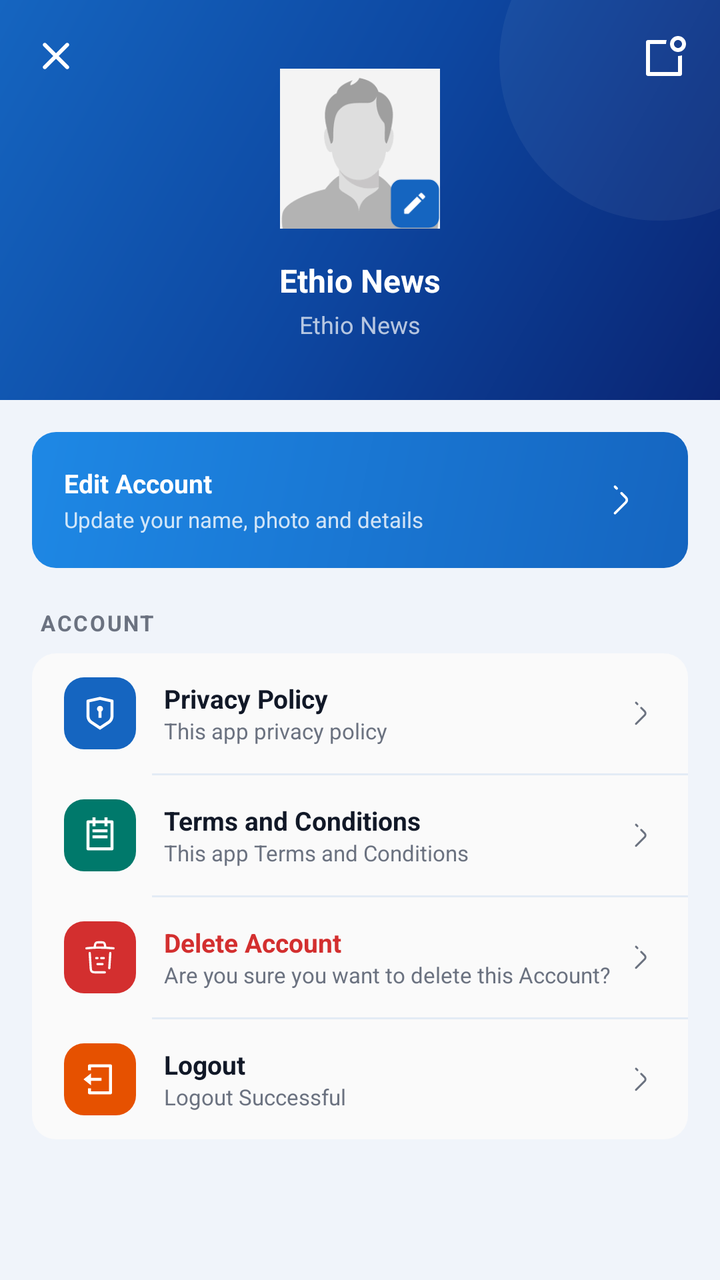
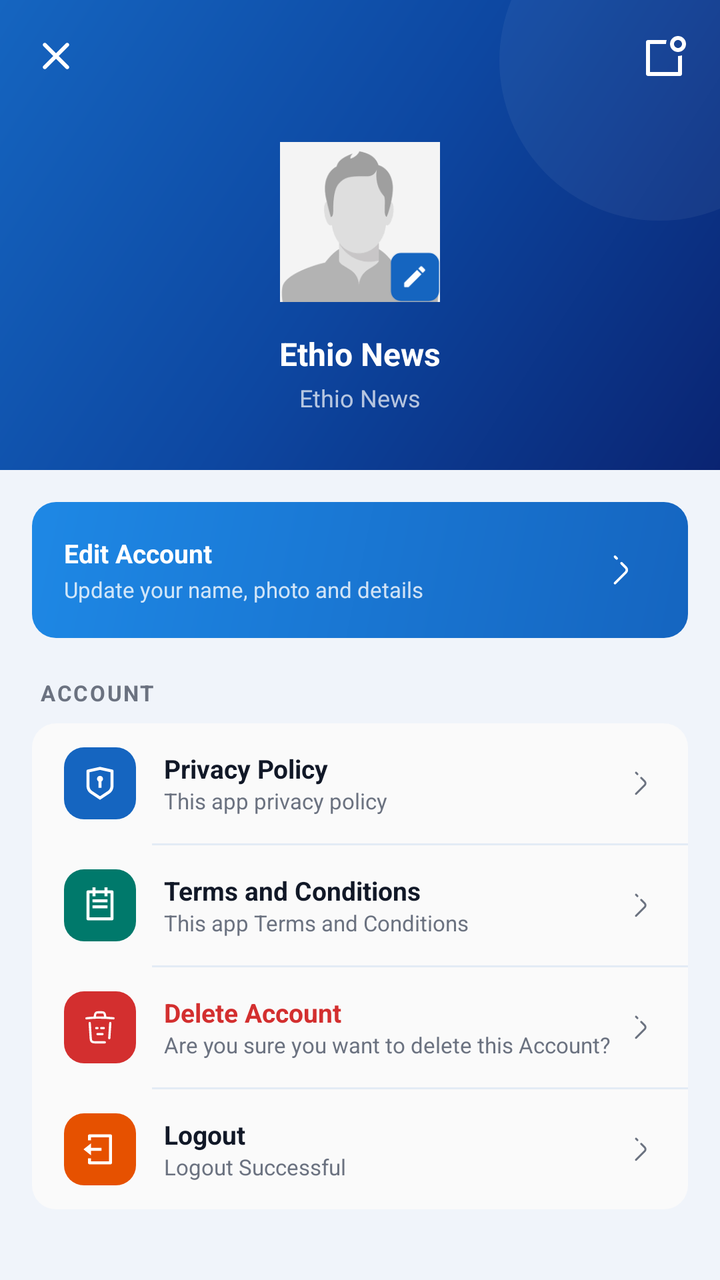

Screens rendered from an Android XML layout before and after an edit, with the pre-edit source and the edit as a unified diff.
<!-- AndroidManifest.xml: application theme AppTheme -->
<!-- res/layout/activity_profile.xml -->
<?xml version="1.0" encoding="utf-8"?>
<RelativeLayout xmlns:android="http://schemas.android.com/apk/res/android"
    xmlns:app="http://schemas.android.com/apk/res-auto"
    xmlns:tools="http://schemas.android.com/tools"
    android:fitsSystemWindows="true"
    android:layout_width="match_parent"
    android:layout_height="match_parent"
    android:background="?ns_bg_sub"
    tools:context=".activity.ProfileActivity">

    
    <RelativeLayout
        android:id="@+id/rl_hero"
        android:layout_width="match_parent"
        android:layout_height="@dimen/_200sdp"
        android:background="@drawable/bg_splash_full">

        
        <com.google.android.material.appbar.MaterialToolbar
            android:id="@+id/toolbar"
            android:layout_width="match_parent"
            android:layout_height="?attr/actionBarSize"
            android:background="@android:color/transparent"
            app:navigationIcon="@drawable/ic_close"
            app:navigationIconTint="@color/white"
            app:titleTextColor="@color/white" />

        
        <View
            android:layout_width="@dimen/_160sdp"
            android:layout_height="@dimen/_160sdp"
            android:layout_alignParentTop="true"
            android:layout_alignParentEnd="true"
            android:layout_marginTop="-50dp"
            android:layout_marginEnd="-50dp"
            android:background="@drawable/splash_circle_decoration" />

        
        <ImageView
            android:id="@+id/iv_notifications"
            android:layout_width="@dimen/_40sdp"
            android:layout_height="@dimen/_40sdp"
            android:layout_alignParentTop="true"
            android:layout_alignParentEnd="true"
            android:layout_marginTop="@dimen/_8sdp"
            android:layout_marginEnd="@dimen/_8sdp"
            android:padding="@dimen/_8sdp"
            android:src="@drawable/ic_notification_badge"
            android:contentDescription="@string/todo"
            android:background="?attr/selectableItemBackgroundBorderless"
            app:tint="@color/white" />

        
        <LinearLayout
            android:layout_width="match_parent"
            android:layout_height="wrap_content"
            android:layout_centerInParent="true"
            android:layout_marginTop="@dimen/_16sdp"
            android:gravity="center"
            android:orientation="vertical">

            
            <RelativeLayout
                android:id="@+id/rl_profile"
                android:layout_width="@dimen/_90sdp"
                android:layout_height="@dimen/_90sdp">

                
                <ImageView
                    android:id="@+id/iv_profile"
                    android:layout_width="@dimen/_80sdp"
                    android:layout_height="@dimen/_80sdp"
                    android:layout_centerInParent="true"
                    android:scaleType="centerCrop"
                    android:src="@drawable/user_photo"
                    app:hv_border_color="@color/white"
                    app:hv_border_width="@dimen/_3sdp"
                    app:hv_corner_radius="@dimen/_50sdp" />

                
                <ProgressBar
                    android:id="@+id/pb_iv_profile"
                    android:layout_width="@dimen/_36sdp"
                    android:layout_height="@dimen/_36sdp"
                    android:layout_centerInParent="true"
                    android:indeterminateTint="@color/white"
                    android:visibility="gone" />

                
                <RelativeLayout
                    android:layout_width="@dimen/_25sdp"
                    android:layout_height="@dimen/_25sdp"
                    android:layout_alignBottom="@+id/iv_profile"
                    android:layout_alignEnd="@+id/iv_profile"
                    android:background="@drawable/bg_btn">
                    <ImageView
                        android:layout_width="@dimen/_14sdp"
                        android:layout_height="@dimen/_14sdp"
                        android:layout_centerInParent="true"
                        android:src="@drawable/ic_edit"
                        android:contentDescription="@string/todo"
                        app:tint="@color/white" />
                </RelativeLayout>

            </RelativeLayout>

            
            <TextView
                android:id="@+id/tv_profile_name"
                android:layout_width="wrap_content"
                android:layout_height="wrap_content"
                android:layout_marginTop="@dimen/_10sdp"
                android:textColor="@color/white"
                android:textSize="@dimen/_16ssp"
                android:textStyle="bold"
                android:text="@string/app_name" />

            
            <TextView
                android:id="@+id/tv_profile_email"
                android:layout_width="wrap_content"
                android:layout_height="wrap_content"
                android:layout_marginTop="@dimen/_3sdp"
                android:textColor="#B3FFFFFF"
                android:textSize="@dimen/_12ssp"
                android:text="@string/app_name" />

        </LinearLayout>

    </RelativeLayout>

    
    <androidx.core.widget.NestedScrollView
        android:layout_width="match_parent"
        android:layout_height="match_parent"
        android:layout_below="@id/rl_hero"
        android:layout_above="@+id/ll_adView">

        <LinearLayout
            android:layout_width="match_parent"
            android:layout_height="wrap_content"
            android:orientation="vertical"
            android:background="?ns_bg_sub"
            android:paddingBottom="@dimen/_24sdp">

            
            <LinearLayout
                android:id="@+id/rl_edit_banner"
                android:layout_width="match_parent"
                android:layout_height="wrap_content"
                android:layout_marginStart="@dimen/_16sdp"
                android:layout_marginEnd="@dimen/_16sdp"
                android:layout_marginTop="@dimen/_16sdp"
                android:layout_marginBottom="@dimen/_8sdp"
                android:background="@drawable/bg_profile_edit_banner"
                android:gravity="center_vertical"
                android:orientation="horizontal"
                android:padding="@dimen/_16sdp">

                <LinearLayout
                    android:layout_width="0dp"
                    android:layout_height="wrap_content"
                    android:layout_weight="1"
                    android:orientation="vertical">

                    <TextView
                        android:layout_width="wrap_content"
                        android:layout_height="wrap_content"
                        android:text="@string/edit_account"
                        android:textColor="@color/white"
                        android:textSize="@dimen/_13ssp"
                        android:textStyle="bold" />

                    <TextView
                        android:layout_width="wrap_content"
                        android:layout_height="wrap_content"
                        android:layout_marginTop="@dimen/_2sdp"
                        android:text="@string/profile_edit_hint"
                        android:textColor="#CCffffff"
                        android:textSize="@dimen/_11ssp" />

                </LinearLayout>

                <ImageView
                    android:layout_width="@dimen/_36sdp"
                    android:layout_height="@dimen/_36sdp"
                    android:padding="@dimen/_8sdp"
                    android:src="@drawable/ic_arrow_right"
                    android:contentDescription="@string/todo"
                    app:tint="@color/white" />

            </LinearLayout>

            
            <TextView
                android:layout_width="wrap_content"
                android:layout_height="wrap_content"
                android:layout_marginStart="@dimen/_20sdp"
                android:layout_marginTop="@dimen/_12sdp"
                android:layout_marginBottom="@dimen/_8sdp"
                android:text="@string/profile_section_account"
                android:textColor="?ns_title_sub"
                android:textSize="@dimen/_11ssp"
                android:textStyle="bold"
                android:letterSpacing="0.08"
                tools:ignore="HardcodedText" />

            
            <LinearLayout
                android:layout_width="match_parent"
                android:layout_height="wrap_content"
                android:layout_marginStart="@dimen/_16sdp"
                android:layout_marginEnd="@dimen/_16sdp"
                android:orientation="vertical"
                android:background="@drawable/bg_profile_card">

                
                <LinearLayout
                    android:id="@+id/ll_policy"
                    android:layout_width="match_parent"
                    android:layout_height="@dimen/_60sdp"
                    android:background="?attr/selectableItemBackground"
                    android:gravity="center_vertical"
                    android:orientation="horizontal"
                    android:paddingStart="@dimen/_16sdp"
                    android:paddingEnd="@dimen/_16sdp">

                    <RelativeLayout
                        android:layout_width="@dimen/_36sdp"
                        android:layout_height="@dimen/_36sdp"
                        android:background="@drawable/bg_icon_blue"
                        android:layout_marginEnd="@dimen/_14sdp">
                        <ImageView
                            android:layout_width="@dimen/_18sdp"
                            android:layout_height="@dimen/_18sdp"
                            android:layout_centerInParent="true"
                            android:src="@drawable/ic_shield_keyhole"
                            android:contentDescription="@string/todo"
                            app:tint="@color/white" />
                    </RelativeLayout>

                    <LinearLayout
                        android:layout_width="0dp"
                        android:layout_height="wrap_content"
                        android:layout_weight="1"
                        android:orientation="vertical">
                        <TextView
                            android:layout_width="wrap_content"
                            android:layout_height="wrap_content"
                            android:text="@string/privacy_policy"
                            android:textColor="?ns_title"
                            android:textSize="@dimen/_13ssp"
                            android:textStyle="bold" />
                        <TextView
                            android:layout_width="wrap_content"
                            android:layout_height="wrap_content"
                            android:text="@string/this_app_privacy_policy"
                            android:textColor="?ns_title_sub"
                            android:textSize="@dimen/_11ssp" />
                    </LinearLayout>

                    <ImageView
                        android:layout_width="@dimen/_16sdp"
                        android:layout_height="@dimen/_16sdp"
                        android:src="@drawable/ic_arrow_right"
                        android:contentDescription="@string/todo"
                        app:tint="?ns_title_sub" />

                </LinearLayout>

                <View android:layout_width="match_parent" android:layout_height="@dimen/_1sdp"
                    android:background="?ns_border" android:layout_marginStart="@dimen/_60sdp" />

                
                <LinearLayout
                    android:id="@+id/ll_terms"
                    android:layout_width="match_parent"
                    android:layout_height="@dimen/_60sdp"
                    android:background="?attr/selectableItemBackground"
                    android:gravity="center_vertical"
                    android:orientation="horizontal"
                    android:paddingStart="@dimen/_16sdp"
                    android:paddingEnd="@dimen/_16sdp">

                    <RelativeLayout
                        android:layout_width="@dimen/_36sdp"
                        android:layout_height="@dimen/_36sdp"
                        android:background="@drawable/bg_icon_teal"
                        android:layout_marginEnd="@dimen/_14sdp">
                        <ImageView
                            android:layout_width="@dimen/_18sdp"
                            android:layout_height="@dimen/_18sdp"
                            android:layout_centerInParent="true"
                            android:src="@drawable/ic_todo"
                            android:contentDescription="@string/todo"
                            app:tint="@color/white" />
                    </RelativeLayout>

                    <LinearLayout
                        android:layout_width="0dp"
                        android:layout_height="wrap_content"
                        android:layout_weight="1"
                        android:orientation="vertical">
                        <TextView
                            android:layout_width="wrap_content"
                            android:layout_height="wrap_content"
                            android:text="@string/terms_and_conditions"
                            android:textColor="?ns_title"
                            android:textSize="@dimen/_13ssp"
                            android:textStyle="bold" />
                        <TextView
                            android:layout_width="wrap_content"
                            android:layout_height="wrap_content"
                            android:text="@string/this_app_terms"
                            android:textColor="?ns_title_sub"
                            android:textSize="@dimen/_11ssp" />
                    </LinearLayout>

                    <ImageView
                        android:layout_width="@dimen/_16sdp"
                        android:layout_height="@dimen/_16sdp"
                        android:src="@drawable/ic_arrow_right"
                        android:contentDescription="@string/todo"
                        app:tint="?ns_title_sub" />

                </LinearLayout>

                <View android:layout_width="match_parent" android:layout_height="@dimen/_1sdp"
                    android:background="?ns_border" android:layout_marginStart="@dimen/_60sdp" />

                
                <LinearLayout
                    android:id="@+id/ll_trash"
                    android:layout_width="match_parent"
                    android:layout_height="@dimen/_60sdp"
                    android:background="?attr/selectableItemBackground"
                    android:gravity="center_vertical"
                    android:orientation="horizontal"
                    android:paddingStart="@dimen/_16sdp"
                    android:paddingEnd="@dimen/_16sdp">

                    <RelativeLayout
                        android:layout_width="@dimen/_36sdp"
                        android:layout_height="@dimen/_36sdp"
                        android:background="@drawable/bg_icon_red"
                        android:layout_marginEnd="@dimen/_14sdp">
                        <ImageView
                            android:layout_width="@dimen/_18sdp"
                            android:layout_height="@dimen/_18sdp"
                            android:layout_centerInParent="true"
                            android:src="@drawable/ic_trash"
                            android:contentDescription="@string/todo"
                            app:tint="@color/white" />
                    </RelativeLayout>

                    <LinearLayout
                        android:layout_width="0dp"
                        android:layout_height="wrap_content"
                        android:layout_weight="1"
                        android:orientation="vertical">
                        <TextView
                            android:layout_width="wrap_content"
                            android:layout_height="wrap_content"
                            android:text="@string/delete_account"
                            android:textColor="@color/news_live_red"
                            android:textSize="@dimen/_13ssp"
                            android:textStyle="bold" />
                        <TextView
                            android:layout_width="wrap_content"
                            android:layout_height="wrap_content"
                            android:text="@string/sure_delete_account"
                            android:textColor="?ns_title_sub"
                            android:textSize="@dimen/_11ssp" />
                    </LinearLayout>

                    <ImageView
                        android:layout_width="@dimen/_16sdp"
                        android:layout_height="@dimen/_16sdp"
                        android:src="@drawable/ic_arrow_right"
                        android:contentDescription="@string/todo"
                        app:tint="?ns_title_sub" />

                </LinearLayout>

                <View android:layout_width="match_parent" android:layout_height="@dimen/_1sdp"
                    android:background="?ns_border" android:layout_marginStart="@dimen/_60sdp" />

                
                <LinearLayout
                    android:id="@+id/ll_logout"
                    android:layout_width="match_parent"
                    android:layout_height="@dimen/_60sdp"
                    android:background="?attr/selectableItemBackground"
                    android:gravity="center_vertical"
                    android:orientation="horizontal"
                    android:paddingStart="@dimen/_16sdp"
                    android:paddingEnd="@dimen/_16sdp">

                    <RelativeLayout
                        android:layout_width="@dimen/_36sdp"
                        android:layout_height="@dimen/_36sdp"
                        android:background="@drawable/bg_icon_orange"
                        android:layout_marginEnd="@dimen/_14sdp">
                        <ImageView
                            android:layout_width="@dimen/_18sdp"
                            android:layout_height="@dimen/_18sdp"
                            android:layout_centerInParent="true"
                            android:src="@drawable/ic_logout"
                            android:contentDescription="@string/todo"
                            app:tint="@color/white" />
                    </RelativeLayout>

                    <LinearLayout
                        android:layout_width="0dp"
                        android:layout_height="wrap_content"
                        android:layout_weight="1"
                        android:orientation="vertical">
                        <TextView
                            android:layout_width="wrap_content"
                            android:layout_height="wrap_content"
                            android:text="@string/logout"
                            android:textColor="?ns_title"
                            android:textSize="@dimen/_13ssp"
                            android:textStyle="bold" />
                        <TextView
                            android:layout_width="wrap_content"
                            android:layout_height="wrap_content"
                            android:text="@string/logout_success"
                            android:textColor="?ns_title_sub"
                            android:textSize="@dimen/_11ssp" />
                    </LinearLayout>

                    <ImageView
                        android:layout_width="@dimen/_16sdp"
                        android:layout_height="@dimen/_16sdp"
                        android:src="@drawable/ic_arrow_right"
                        android:contentDescription="@string/todo"
                        app:tint="?ns_title_sub" />

                </LinearLayout>

            </LinearLayout>

        </LinearLayout>

    </androidx.core.widget.NestedScrollView>

    
    <LinearLayout
        android:id="@+id/ll_adView"
        android:layout_alignParentBottom="true"
        android:layout_width="match_parent"
        android:layout_height="wrap_content"
        android:orientation="vertical"
        android:background="?ns_bg" />

</RelativeLayout>
<!-- resources referenced by this layout -->
<resources>
  <color name="news_live_red">#D32F2F</color>
  <color name="white">#FFFFFFFF</color>
  <dimen name="_10sdp">10dp</dimen>
  <dimen name="_11ssp">11sp</dimen>
  <dimen name="_12sdp">12dp</dimen>
  <dimen name="_12ssp">12sp</dimen>
  <dimen name="_13ssp">13sp</dimen>
  <dimen name="_14sdp">14dp</dimen>
  <dimen name="_160sdp">160dp</dimen>
  <dimen name="_16sdp">16dp</dimen>
  <dimen name="_16ssp">16sp</dimen>
  <dimen name="_18sdp">18dp</dimen>
  <dimen name="_1sdp">1dp</dimen>
  <dimen name="_200sdp">200dp</dimen>
  <dimen name="_20sdp">20dp</dimen>
  <dimen name="_24sdp">24dp</dimen>
  <dimen name="_25sdp">25dp</dimen>
  <dimen name="_2sdp">2dp</dimen>
  <dimen name="_36sdp">36dp</dimen>
  <dimen name="_3sdp">3dp</dimen>
  <dimen name="_40sdp">40dp</dimen>
  <dimen name="_50sdp">50dp</dimen>
  <dimen name="_60sdp">60dp</dimen>
  <dimen name="_80sdp">80dp</dimen>
  <dimen name="_8sdp">8dp</dimen>
  <dimen name="_90sdp">90dp</dimen>
  <!-- drawable bg_icon_blue (drawable) -->
  <?xml version="1.0" encoding="utf-8"?>
  <shape xmlns:android="http://schemas.android.com/apk/res/android" android:shape="rectangle">
      <solid android:color="#1565C0" />
      <corners android:radius="@dimen/_10sdp" />
  </shape>
  <!-- drawable bg_icon_orange (drawable) -->
  <?xml version="1.0" encoding="utf-8"?>
  <shape xmlns:android="http://schemas.android.com/apk/res/android" android:shape="rectangle">
      <solid android:color="#E65100" />
      <corners android:radius="@dimen/_10sdp" />
  </shape>
  <!-- drawable bg_icon_red (drawable) -->
  <?xml version="1.0" encoding="utf-8"?>
  <shape xmlns:android="http://schemas.android.com/apk/res/android" android:shape="rectangle">
      <solid android:color="#D32F2F" />
      <corners android:radius="@dimen/_10sdp" />
  </shape>
  <!-- drawable bg_icon_teal (drawable) -->
  <?xml version="1.0" encoding="utf-8"?>
  <shape xmlns:android="http://schemas.android.com/apk/res/android" android:shape="rectangle">
      <solid android:color="#00796B" />
      <corners android:radius="@dimen/_10sdp" />
  </shape>
  <!-- drawable bg_profile_card (drawable) -->
  <?xml version="1.0" encoding="utf-8"?>
  <shape xmlns:android="http://schemas.android.com/apk/res/android"
      android:shape="rectangle">
      <solid android:color="?ns_bg" />
      <corners android:radius="@dimen/_12sdp" />
  </shape>
  <!-- drawable splash_circle_decoration (drawable) -->
  <?xml version="1.0" encoding="utf-8"?>
  <shape xmlns:android="http://schemas.android.com/apk/res/android"
      android:shape="oval">
      <solid android:color="#0DFFFFFF" />
  </shape>
  <string name="app_name">Ethio News</string>
  <string name="delete_account">Delete Account</string>
  <string name="edit_account">Edit Account</string>
  <string name="logout">Logout</string>
  <string name="logout_success">Logout Successful</string>
  <string name="privacy_policy">Privacy Policy</string>
  <string name="profile_edit_hint">Update your name, photo and details</string>
  <string name="profile_section_account">ACCOUNT</string>
  <string name="sure_delete_account">Are you sure you want to delete this Account?</string>
  <string name="terms_and_conditions">Terms and Conditions</string>
  <string name="this_app_privacy_policy">This app privacy policy</string>
  <string name="this_app_terms">This app Terms and Conditions</string>
  <string name="todo">TODO</string>
  <dimen name="_5sdp">5dp</dimen>
  <color name="black">#FF000000</color>
  <color name="ns_classic_primary">#1565C0</color>
  <color name="ethio_red_dark">#0D47A1</color>
  <color name="ns_classic_bg">#FAFAFA</color>
  <color name="ns_classic_body_dark">#000000</color>
  <color name="ns_classic_primary_sub">#261565C0</color>
  <color name="ns_classic_bg_sub">#F0F4FA</color>
  <color name="ns_classic_title">#111827</color>
  <color name="ns_classic_title_sub">#6B7280</color>
  <color name="ns_classic_border">#1A1565C0</color>
  <!-- unchanged entries left out for length: 14 -->
</resources>

<!-- the commit's change to res/layout/activity_profile.xml (unified diff, before → after) -->
@@ -12,7 +12,7 @@
     <RelativeLayout
         android:id="@+id/rl_hero"
         android:layout_width="match_parent"
-        android:layout_height="@dimen/_200sdp"
+        android:layout_height="@dimen/_235sdp"
         android:background="@drawable/bg_splash_full">
 
         
@@ -54,8 +54,8 @@
         <LinearLayout
             android:layout_width="match_parent"
             android:layout_height="wrap_content"
-            android:layout_centerInParent="true"
-            android:layout_marginTop="@dimen/_16sdp"
+            android:layout_below="@id/toolbar"
+            android:layout_marginTop="@dimen/_10sdp"
             android:gravity="center"
             android:orientation="vertical">
 
<!-- resource entries referenced after the edit -->
@@ -13,8 +13,8 @@
   <dimen name="_16ssp">16sp</dimen>
   <dimen name="_18sdp">18dp</dimen>
   <dimen name="_1sdp">1dp</dimen>
-  <dimen name="_200sdp">200dp</dimen>
   <dimen name="_20sdp">20dp</dimen>
+  <dimen name="_235sdp">235dp</dimen>
   <dimen name="_24sdp">24dp</dimen>
   <dimen name="_25sdp">25dp</dimen>
   <dimen name="_2sdp">2dp</dimen>
